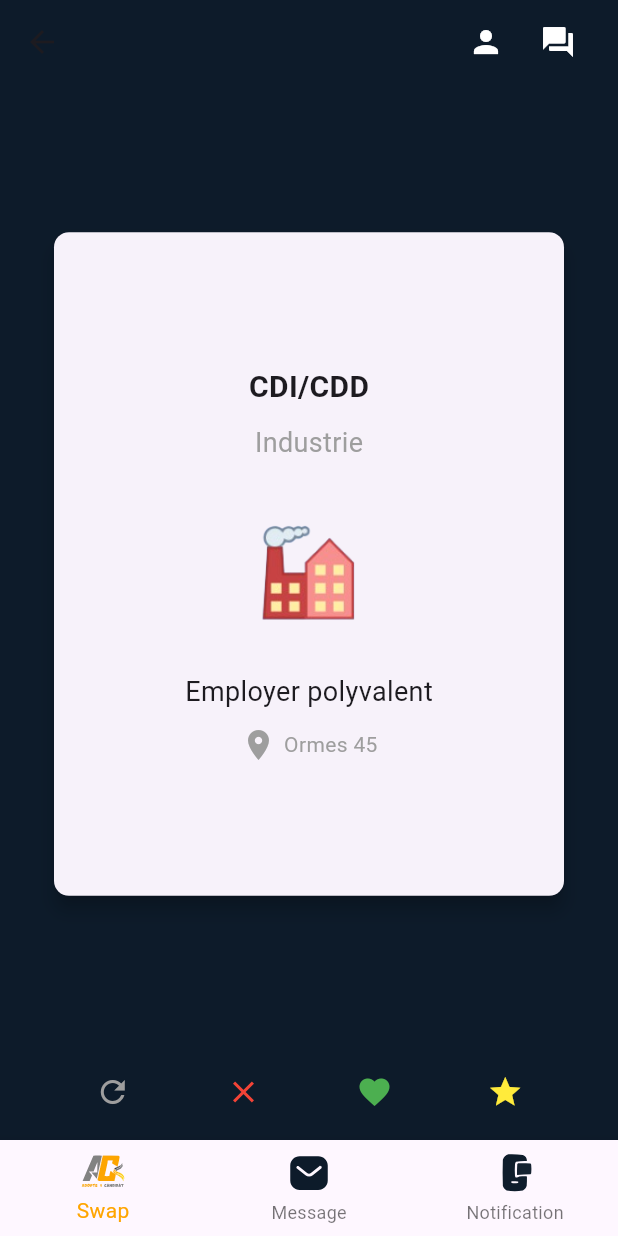
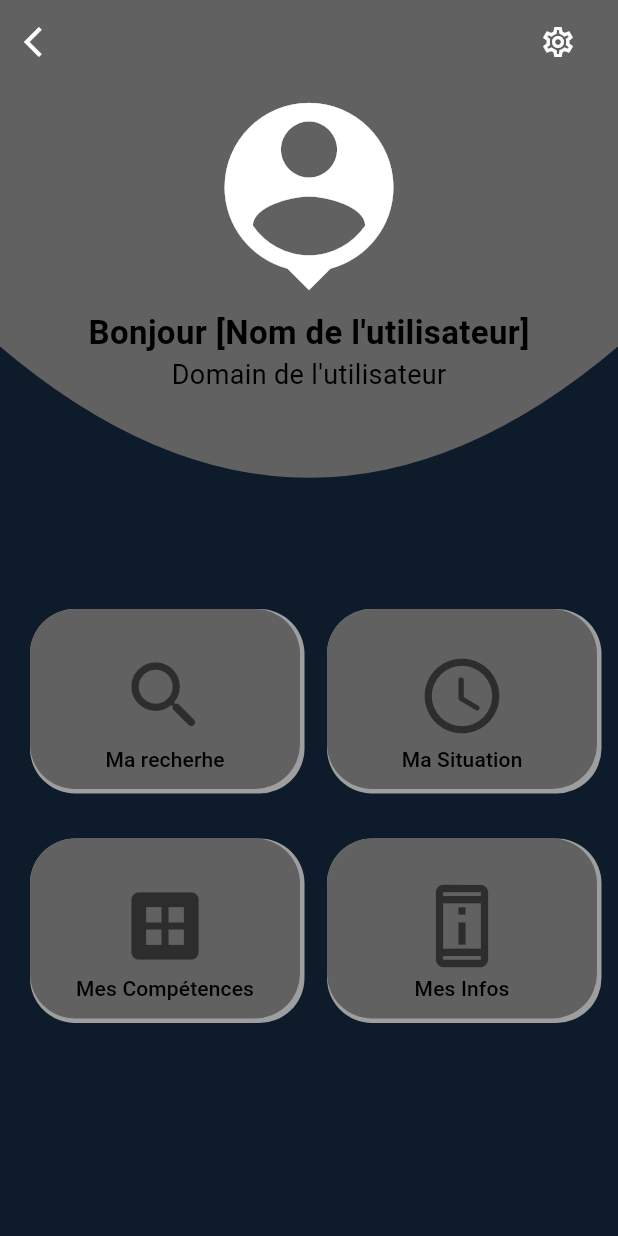
Before and after one commit to algosup/2023-2024-project-5-flutter-team-2, a Flutter app: the SwipePage screen opened directly, after a tap on the "person" icon, on a phone screen of 412 x 824 dp. Run offline on Flutter 3.47's test engine with Material 3 defaults, Android fonts, the phone set to English and light mode, and no system bars; drawn by our look-alikes of swipe_cards; our stand-ins replace flutter_svg, get, google_fonts.

Commit message:
front-end
completion of the candidates profile

```diff
--- /dev/null
+++ b/adoptacandidate/lib/CandidateProfile.dart
@@ -0,0 +1,272 @@
+import 'package:adoptacandidate/SettingsPage.dart';
+import 'package:flutter/material.dart';
+import 'package:get/get.dart';
+import 'package:flutter/cupertino.dart';
+import 'research.dart';
+import 'MySituation.dart';
+import 'softskills.dart';
+import 'CandidatesInfo.dart';
+
+
+class Candidateprofile extends StatefulWidget {
+  const Candidateprofile({super.key});
+
+  @override
+  State<Candidateprofile> createState() => _CandidateprofileState();
+}
+
+class _CandidateprofileState extends State<Candidateprofile> {
+
+  late final Profile profile;
+  late final String texte;
+
+  @override
+  void initState() {
+    // TODO: implement initState
+    super.initState();
+    profile = const Profile();
+  }
+
+  @override
+  Widget build(BuildContext context) {
+    return Scaffold(
+       appBar: AppBar(
+         backgroundColor: Colors.grey[700],
+         title: Row(
+           mainAxisAlignment: MainAxisAlignment.end,
+           children: [
+             Container(
+               alignment: Alignment.topLeft,
+               margin: EdgeInsets.only(left: 5),
+               child: IconButton(
+                 icon: Icon(Icons.settings_outlined, color: Colors.white),
+                 onPressed: () {
+                   Navigator.push(
+                     context,
+                     MaterialPageRoute(
+                       builder: (context) => Settings(),
+                     ),
+                   );
+                 },
+               ),
+             ),
+           ],
+         ),
+
+         leading: IconButton(
+           icon: Icon(Icons.arrow_back_ios, color: Colors.white),
+           onPressed: () {
+             Get.back();
+           },
+         ),
+
+       ),
+       backgroundColor: Color(0xFF0D1B2A),
+       body: Container(
+         child: Column(
+           children: [
+             Container(
+                 child: Profile(),
+             ),
+
+             Container(
+               margin:EdgeInsets.fromLTRB(20, 0, 20, 10),
+                 child: Row(
+                   mainAxisAlignment: MainAxisAlignment.spaceEvenly,
+                   children: [
+                     profileCandidate(
+                         title: "Ma recherhe".tr,
+                         icon: Icon(
+                           Icons.search_rounded,
+                           size: 60,
+                           color: Colors.black54,
+                         ), onPressedCallback: () {
+                           Get.to(Research());
+                     },
+                     ),
+                     SizedBox(width: 15),
+                     profileCandidate(
+                       title: "Ma Situation".tr,
+                       icon: Icon(
+                         Icons.access_time_rounded,
+                         size: 60,
+                         color: Colors.black54,
+                       ), onPressedCallback: () {
+                         Get.to(MySituation());
+                     },
+                     ),
+                   ],
+                 ),
+               ),
+              SizedBox(height: 20),
+             Container(
+               margin:EdgeInsets.fromLTRB(20, 0, 20, 10),
+               child: Row(
+                 mainAxisAlignment: MainAxisAlignment.spaceEvenly,
+                 children: [
+                   profileCandidate(
+                     title: "Mes Compétences".tr,
+                     icon: Icon(
+                       Icons.dataset,
+                       size: 60,
+                       color: Colors.black54,
+                     ), onPressedCallback: () {
+                       Get.to(SoftSkills());
+                   },
+                   ),
+                   SizedBox(width: 15),
+
+                   profileCandidate(
+                     title: "Mes Infos".tr,
+                     icon: Icon(
+                       Icons.perm_device_info_outlined,
+                       size: 60,
+                       color: Colors.black54,
+                     ),
+                     onPressedCallback: () {
+                       Get.to(CandidatesInfo());
+                    },
+                   ),
+                 ],
+               ),
+             ),
+
+           ],
+         ),
+
+
+      ),
+    );
+  }
+}
+
+class Profile extends StatelessWidget {
+
+  const Profile({super.key});
+
+  @override
+  Widget build(BuildContext context) {
+    return ClipPath(
+      child: Container(
+        color: Colors.grey[700],
+        height: 350,
+        child: Center(
+          child: Container(
+            //margin: EdgeInsets.only(bottom: 100),
+              child: Column(
+                children: [
+                  Icon(
+                    Icons.person_pin,
+                    color: Colors.white,
+                    size: 150,
+                  ),
+                  Text(
+                    'Bonjour [Nom de l\'utilisateur]',
+                    style: TextStyle(
+                      color: Colors.black,
+                      fontSize: 22,
+                      fontWeight: FontWeight.bold,
+                    ),
+                  ),
+                  Expanded(
+                    child: Text(
+                      'Domain de l\'utilisateur',
+                      style: TextStyle(
+                          color: Colors.black,
+                          fontSize: 18
+                      ),
+                    ),
+                  ),
+                ],
+              ),
+            ),
+        ),
+      ),
+      clipper: MyCustomClipper(),
+    );
+  }
+}
+
+class MyCustomClipper extends CustomClipper<Path>{
+  @override
+  Path getClip(Size size) {
+    Path path = Path();
+    path.lineTo(0, size.height/2);
+    path.quadraticBezierTo(
+        size.width/2, size.height, size.width, size.height/2
+    );
+    path.lineTo(size.width, 0);
+    return path;
+  }
+
+  @override
+  bool shouldReclip(covariant CustomClipper<Path> oldClipper) {
+
+    return true;
+  }
+
+}
+
+class profileCandidate extends StatefulWidget {
+  final String title;
+  final Icon icon;
+  final VoidCallback onPressedCallback;
+  const profileCandidate({Key? key, required this.onPressedCallback, required this.icon, required this.title}) :
+  super(key: key);
+
+  @override
+  State<profileCandidate> createState() => _profileCandidateState();
+}
+
+class _profileCandidateState extends State<profileCandidate> {
+  double down = 3.0;
+  double right = 3.0;
+
+  @override
+  void initState() {
+    super.initState();
+  }
+
+  @override
+  Widget build(BuildContext context) {
+    return Center(
+        child: AnimatedContainer(
+          padding:  EdgeInsets.fromLTRB(0.0, 0.0, right, down),
+          decoration: BoxDecoration(
+            color: Colors.grey,
+            borderRadius: BorderRadius.circular(30.0),
+          ),
+
+          duration: const Duration(microseconds: 500),
+
+          child: Container(
+            decoration: BoxDecoration(
+              color: Colors.grey[700],
+              borderRadius: BorderRadius.circular(30),
+            ),
+            padding: EdgeInsets.fromLTRB(10, 20, 10, 2),
+            height: 120,
+            width: 180,
+            child: TextButton(
+              style: TextButton.styleFrom(
+                backgroundColor: Colors.grey[700],
+                foregroundColor: Colors.black,
+              ),
+              onPressed: widget.onPressedCallback,
+              child: Column(
+                children: [
+                  widget.icon,
+                  SizedBox(height: 2),
+                  Text(widget.title),
+                  //widget.onPressedCallback;
+                ],
+              ),
+            ),
+          ),
+      ),
+    );
+  }
+}
+
+
+//Container profileCandidate (BuildContext, String title, Icon icon){
--- a/adoptacandidate/lib/SettingsPage.dart
+++ b/adoptacandidate/lib/SettingsPage.dart
@@ -1,3 +1,4 @@
+import 'package:flutter/cupertino.dart';
 import 'package:flutter/material.dart';
 import 'package:get/get.dart';
 import 'package:google_fonts/google_fonts.dart';
@@ -25,7 +26,7 @@ class _SettingsState extends State<Settings> {
         ),
         backgroundColor: Color(0xFF0D1B2A),
         leading: IconButton(
-          icon: Icon(Icons.arrow_back, color: Colors.white),
+          icon: Icon(Icons.arrow_back_ios, color: Colors.white),
           onPressed: () {
             Get.back();
           },
@@ -241,6 +242,8 @@ class _SettingsState extends State<Settings> {
     );
   }
 
+
+
   GestureDetector buildSettings (BuildContext context, String title){
     return GestureDetector(
       onTap: (){
--- a/adoptacandidate/lib/SwipePage.dart
+++ b/adoptacandidate/lib/SwipePage.dart
@@ -1,3 +1,4 @@
+import 'package:adoptacandidate/CandidateProfile.dart';
 import 'package:flutter/material.dart';
 import 'package:flutter_svg/svg.dart';
 import 'package:get/get.dart';
@@ -49,7 +50,12 @@ class _SwipePageState extends State<SwipePage> {
               child: IconButton(
                 icon: Icon(Icons.person, color: Colors.white),
                 onPressed: () {
-
+                  Navigator.push(
+                      context,
+                      MaterialPageRoute(
+                          builder: (context) => Candidateprofile(),
+                      ),
+                  );
                 },
               ),
             ),
--- a/adoptacandidate/pubspec.yaml
+++ b/adoptacandidate/pubspec.yaml
@@ -43,6 +43,7 @@ dependencies:
   http: ^1.2.1
   win32: ^2.2.5
   flutter_svg: ^2.0.10+1
+  flutter_icons: ^1.0.0
 
 
 dev_dependencies:
```
Also changed, not shown: adoptacandidate/lib/CandidatesInfo.dart (added, +173 -0 lines).
